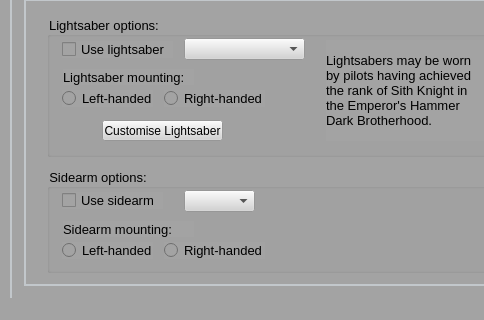
The window that data/uis/ttt.ui (SmTaUcM/TTT3) describes before a commit, drawn with Qt 5; both pictures show x 0 to 484 and y 123 to 443 of the 661 by 443 pixel window.
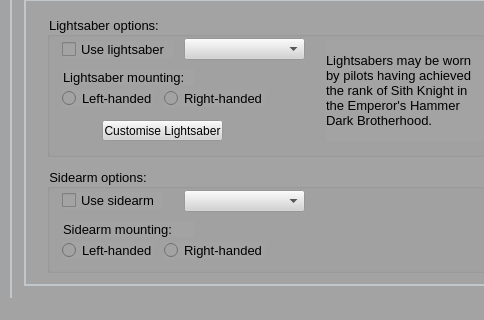
The same window after the commit. The open tabs and pages were chosen to show the change. Icons and pictures are not drawn.

Commit message:
Issue #23 & #58 - Full blaster code added.
Using a lightsaber as a dummy blaster with the naming convention of 'blaster1_g.inc' full duty uniform blaster code has now been added.

Blaster o.inc and o.inc file are all that remain to be added.

Patch:
```diff
--- a/data/uis/ttt.ui
+++ b/data/uis/ttt.ui
@@ -2453,7 +2453,7 @@
           <rect>
            <x>137</x>
            <y>22</y>
-           <width>71</width>
+           <width>121</width>
            <height>22</height>
           </rect>
          </property>
```
Left out of the diff: 2 changed lines with no effect on the pictures. The commit also changes 2 other files.
